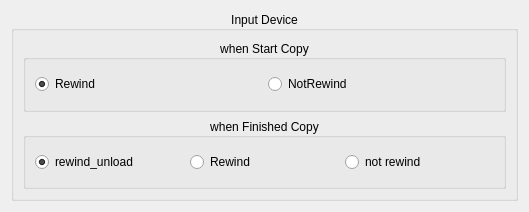
First picture: the form in datatool/deviceParam.ui, repository chenjh1234/datatool, before the edit.
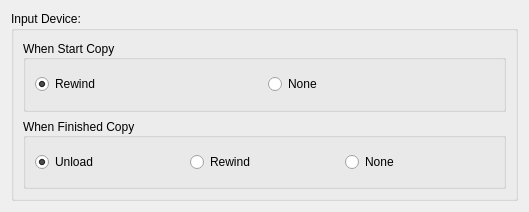
Second picture: the form after the edit.

```diff
--- a/datatool/deviceParam.ui
+++ b/datatool/deviceParam.ui
@@ -20,10 +20,7 @@
    <item row="0" column="0">
     <widget class="QGroupBox" name="groupBoxDev">
      <property name="title">
-      <string>Input Device</string>
-     </property>
-     <property name="alignment">
-      <set>Qt::AlignCenter</set>
+      <string>Input Device:</string>
      </property>
      <property name="flat">
       <bool>false</bool>
@@ -35,10 +32,10 @@
       <item row="0" column="0">
        <widget class="QGroupBox" name="groupBoxStart">
         <property name="title">
-         <string>when Start Copy</string>
+         <string>When Start Copy</string>
         </property>
         <property name="alignment">
-         <set>Qt::AlignCenter</set>
+         <set>Qt::AlignLeading|Qt::AlignLeft|Qt::AlignVCenter</set>
         </property>
         <layout class="QGridLayout" name="gridLayout">
          <item row="0" column="1">
@@ -50,7 +47,7 @@
             <string>NotRewind</string>
            </property>
            <property name="text">
-            <string>NotRewind</string>
+            <string>None</string>
            </property>
            <property name="checked">
             <bool>false</bool>
@@ -76,10 +73,10 @@
       <item row="1" column="0">
        <widget class="QGroupBox" name="groupBoxEnd">
         <property name="title">
-         <string>when Finished Copy</string>
+         <string>When Finished Copy</string>
         </property>
         <property name="alignment">
-         <set>Qt::AlignCenter</set>
+         <set>Qt::AlignLeading|Qt::AlignLeft|Qt::AlignVCenter</set>
         </property>
         <layout class="QGridLayout" name="gridLayout_2">
          <item row="0" column="0">
@@ -91,7 +88,7 @@
             <string>NotRewind</string>
            </property>
            <property name="text">
-            <string>rewind_unload</string>
+            <string>Unload</string>
            </property>
            <property name="checked">
             <bool>true</bool>
@@ -117,7 +114,7 @@
             <string>Rewind&amp;Unload</string>
            </property>
            <property name="text">
-            <string>not rewind</string>
+            <string>None</string>
            </property>
            <property name="checked">
             <bool>false</bool>
```
